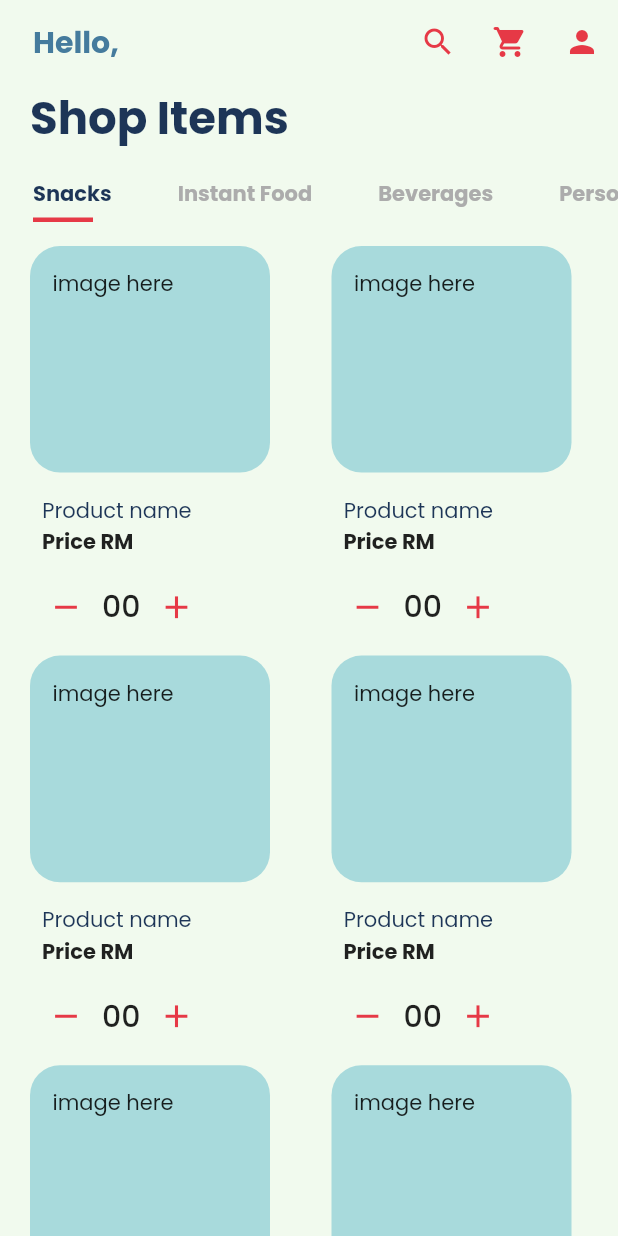
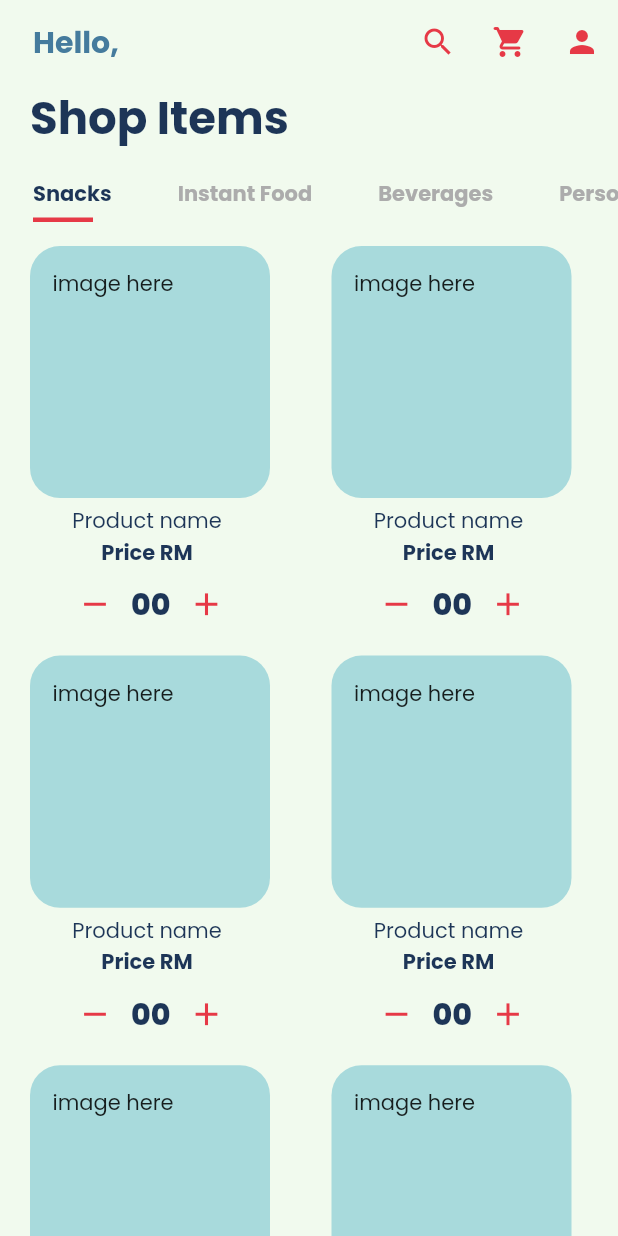
Before and after one commit to zul-aji/youmart_mobitech, a Flutter app: the screen it shows once a user with an empty profile is signed in, on a phone screen of 412 x 824 dp. Run offline on Flutter 3.47's test engine with Material 2 defaults, Android fonts, the phone set to English and light mode, and no system bars; our stand-ins replace cloud_firestore, email_validator, file_picker, firebase_auth, firebase_core, firebase_storage and 1 more; accounts and stored records are empty.

Commit message:
Button re-arranged
Moved the alignment and button bellow product

```diff
--- a/lib/screens/home/components/customer/itemlist.dart
+++ b/lib/screens/home/components/customer/itemlist.dart
@@ -39,30 +39,29 @@ class _ItemListState extends State<ItemList> {
             ),
           ),
           Padding(
-            padding: const EdgeInsets.only(left: 8, top: 15),
+            padding: const EdgeInsets.only(top: 5, right: 15),
             child: Column(
-              children: const [
-                Text(
+              mainAxisAlignment: MainAxisAlignment.center,
+              crossAxisAlignment: CrossAxisAlignment.center,
+              children: [
+                const Text(
                   'Product name',
                   style: TextStyle(color: colorPrimaryDark),
                 ),
+                const Text(
+                  "Price RM",
+                  style: TextStyle(
+                      color: colorPrimaryDark, fontWeight: FontWeight.w700),
+                ),
                 Padding(
-                  padding: EdgeInsets.only(right: 39.0, bottom: 10),
-                  child: Text(
-                    "Price RM",
-                    style: TextStyle(fontWeight: FontWeight.bold),
-                  ),
-                ),
-              ],
-            ),
-          ),
-          SizedBox(
-            height: 45.0,
+                  padding: const EdgeInsets.only(left: 5),
                   child: Row(
+                    mainAxisAlignment: MainAxisAlignment.center,
+                    crossAxisAlignment: CrossAxisAlignment.center,
                     children: [
                       IconButton(
                         iconSize: 25,
-                  icon: Icon(Icons.remove, color: colorAccent),
+                        icon: const Icon(Icons.remove, color: colorAccent),
                         onPressed: () {
                           if (numOfItems > 0) {
                             setState(() {
@@ -74,16 +73,23 @@ class _ItemListState extends State<ItemList> {
                       Text(
                         // if our item is less  then 10 then  it shows 01 02 like that
                         numOfItems.toString().padLeft(2, "0"),
-                  style: Theme.of(context).textTheme.headline6,
+                        style: const TextStyle(
+                            color: colorPrimaryDark,
+                            fontSize: 20,
+                            fontWeight: FontWeight.w800),
                       ),
                       IconButton(
                         iconSize: 25,
-                    icon: Icon(Icons.add, color: colorAccent),
+                        icon: const Icon(Icons.add, color: colorAccent),
                         onPressed: () {
                           setState(() {
                             numOfItems++;
                           });
-                    }),
+                        },
+                      ),
+                    ],
+                  ),
+                ),
               ],
             ),
           ),
```
Lines whose indentation alone changed are shown as unchanged.
